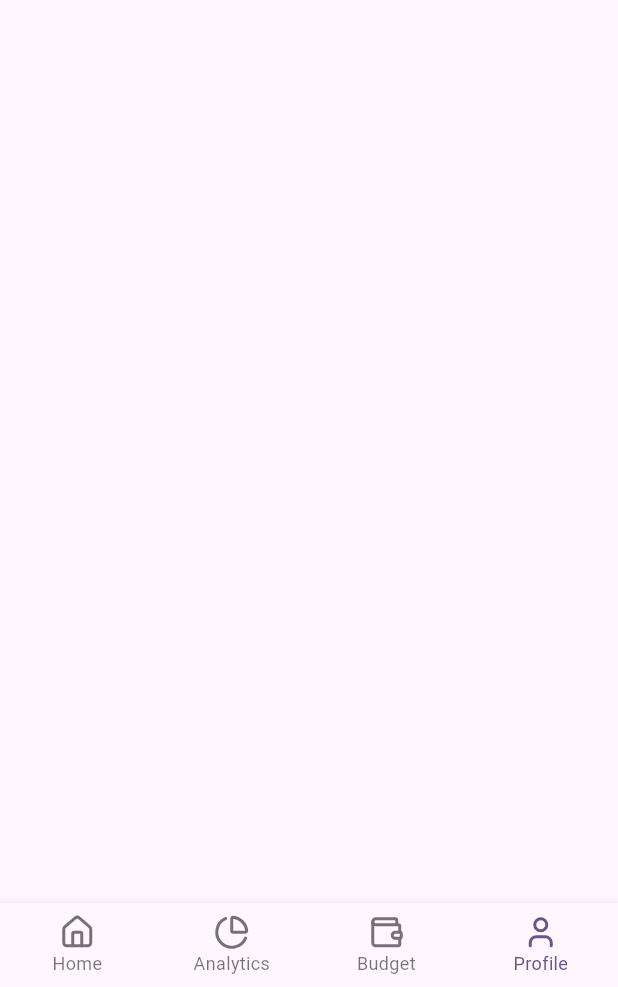
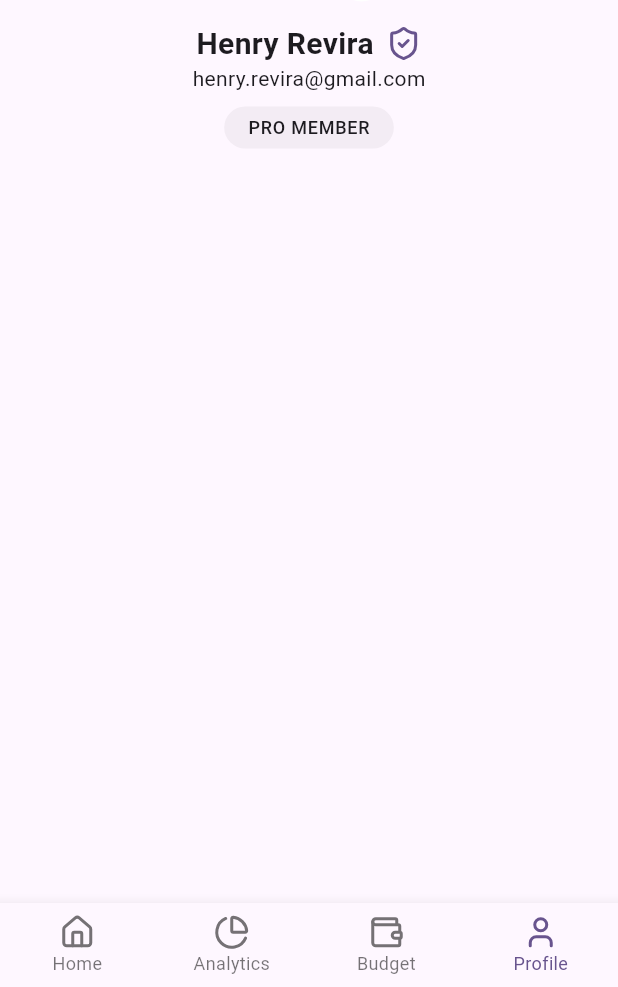
Before and after one commit to demystik/spendly, a Flutter app: the ProfileScreen screen opened by its route, on a phone screen of 412 x 824 dp, the part 249-1236 px from its top. Run offline on Flutter 3.47's test engine with Material 3 defaults, Android fonts, the phone set to English and light mode, and no system bars; our stand-ins replace flutter_svg, go_router, lucide_icons_flutter; Roboto replaces fonts that are missing (YourFontFamily).

```diff
--- a/lib/screens/profile_screen.dart
+++ b/lib/screens/profile_screen.dart
@@ -1,5 +1,8 @@
 import 'package:flutter/material.dart';
 import 'package:lucide_icons_flutter/lucide_icons.dart';
+import 'package:spendly/themes/app_spacing.dart';
+import 'package:spendly/themes/app_text_styles.dart';
+import 'package:spendly/widgets/app_chip.dart';
 
 class ProfileScreen extends StatelessWidget {
   const ProfileScreen({super.key});
@@ -51,12 +54,27 @@ class ProfileScreen extends StatelessWidget {
                           color: Colors.blue.shade200,
                           shape: BoxShape.circle,
                         ),
-
                         child: Image.asset("assets/logos/spendly_logo1.png"),
                       ),
                     ),
                   ],
                 ),
+
+                SizedBox(height: AppSpacing.md),
+                Row(
+                  mainAxisAlignment: MainAxisAlignment.center,
+                  children: [
+                    Text("Henry Revira", style: AppTextStyles.titleLarge),
+                    SizedBox(width: AppSpacing.sm),
+                    Icon(
+                      LucideIcons.shieldCheck,
+                      color: Theme.of(context).colorScheme.primary,
+                    ),
+                  ],
+                ),
+                Text("henry.revira@gmail.com", style: AppTextStyles.bodyMedium),
+                SizedBox(height: AppSpacing.sm),
+                AppChip(label: "PRO MEMBER"),
               ],
             ),
           ],
```
